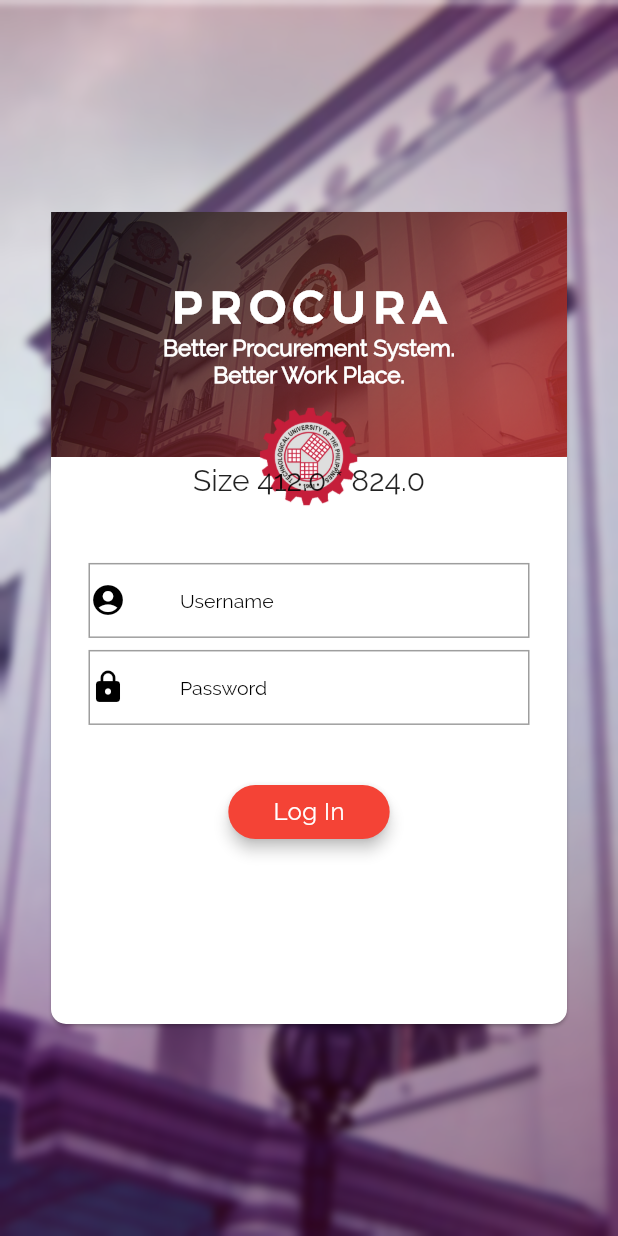
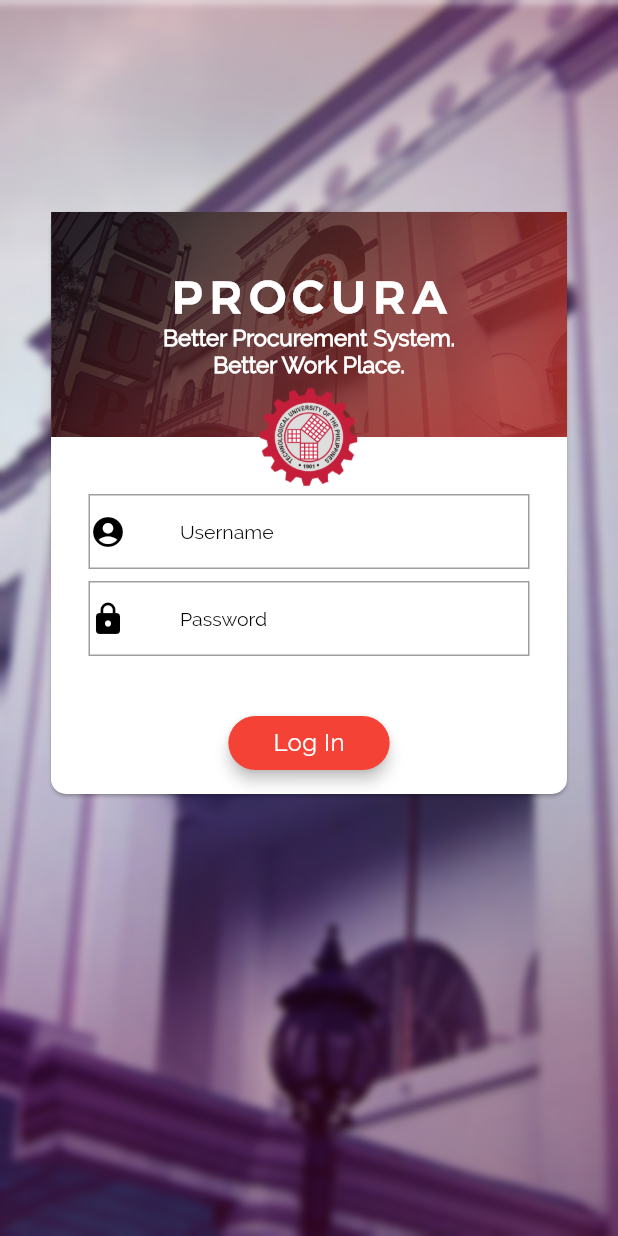
Before and after one commit to geisher09/procura_mobile, a Flutter app: the screen it shows after launch, on a phone screen of 412 x 824 dp. Run offline on Flutter 3.47's test engine with Material 2 defaults, Android fonts, the phone set to English and light mode, and no system bars; our stand-ins replace badges, charts_flutter, dynamic_theme, font_awesome_flutter; missing offline and left inert: flutter_circular_chart, flutter_sparkline.

Commit message:
Fixed login des

```diff
--- a/lib/Screens/Login/index.dart
+++ b/lib/Screens/Login/index.dart
@@ -28,6 +28,8 @@
       letterSpacing: 0.3,
     );
 
+    var width = MediaQuery.of(context).size.width/1.5;
+
     return new Scaffold(
       //resizeToAvoidBottomPadding: false,
       backgroundColor: Colors.white,
@@ -53,13 +55,14 @@
           SingleChildScrollView(
             child: new Column(
               mainAxisAlignment: MainAxisAlignment.center,
+              crossAxisAlignment: CrossAxisAlignment.end,
+              mainAxisSize: MainAxisSize.max,
               children: <Widget>[
-                new Container(
-                    height: MediaQuery.of(context).size.height/6
+                Container(
+                  height: MediaQuery.of(context).size.height/6,
                 ),
                 new Container(
                   padding: EdgeInsets.only(left: 30.0, right: 30.0),
-                  height: (queryData.size.height >= 650.0)?queryData.size.height/1.5:queryData.size.height/1.4,
                   child: new Card(
                     color: Colors.white,
                     shape: new RoundedRectangleBorder(
@@ -68,7 +71,7 @@
                       padding: const EdgeInsets.only(bottom: 10.0),
                       child: Column(children: <Widget>[
                         Container(
-                          height: (queryData.size.height >= 570.0)?163.0:queryData.size.height/3.5,
+                          height: 150.0,
                           width: double.infinity,
                           decoration: new BoxDecoration(
                             image: new DecorationImage(
@@ -122,15 +125,6 @@
                             fit: BoxFit.fitHeight,
                           ),
                         ),
-                        new Container(
-                          height: MediaQuery.of(context).size.height/25,
-                          child: FractionalTranslation(
-                              translation: Offset(0.0, -2.0),
-                              child: Text(
-                                "Size ${MediaQuery.of(context).size.width} * ${MediaQuery.of(context).size.height}",
-                                style: Theme.of(context).textTheme.title,
-                              )),
-                        ),
                         new FractionalTranslation(
                           translation: Offset(0.0, -0.3),
                           child: new FormContainer(),
```
